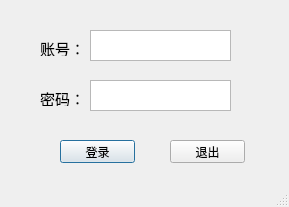
Above: login.ui from wtsupertall/DL-GUI before the change. Below: the same form after it.
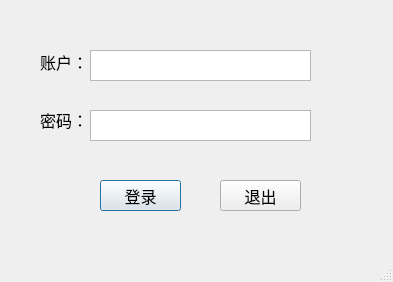
That is the form after the change.

The edit to the form file:
```diff
--- a/login.ui
+++ b/login.ui
@@ -6,8 +6,8 @@
    <rect>
     <x>0</x>
     <y>0</y>
-    <width>289</width>
-    <height>207</height>
+    <width>393</width>
+    <height>282</height>
    </rect>
   </property>
   <property name="windowTitle">
@@ -22,12 +22,18 @@
   <widget class="QPushButton" name="pushButton">
    <property name="geometry">
     <rect>
-     <x>60</x>
-     <y>140</y>
-     <width>75</width>
-     <height>23</height>
+     <x>100</x>
+     <y>180</y>
+     <width>81</width>
+     <height>31</height>
     </rect>
    </property>
+   <property name="font">
+    <font>
+     <family>Times New Roman</family>
+     <pointsize>12</pointsize>
+    </font>
+   </property>
    <property name="text">
     <string>登录</string>
    </property>
@@ -35,74 +41,80 @@
   <widget class="QPushButton" name="pushButton_2">
    <property name="geometry">
     <rect>
-     <x>170</x>
-     <y>140</y>
-     <width>75</width>
-     <height>23</height>
+     <x>220</x>
+     <y>180</y>
+     <width>81</width>
+     <height>31</height>
     </rect>
    </property>
+   <property name="font">
+    <font>
+     <family>Times New Roman</family>
+     <pointsize>12</pointsize>
+    </font>
+   </property>
    <property name="text">
     <string>退出</string>
    </property>
   </widget>
+  <widget class="QTextBrowser" name="textBrowser">
+   <property name="geometry">
+    <rect>
+     <x>90</x>
+     <y>110</y>
+     <width>221</width>
+     <height>31</height>
+    </rect>
+   </property>
+  </widget>
+  <widget class="QTextBrowser" name="textBrowser_2">
+   <property name="geometry">
+    <rect>
+     <x>90</x>
+     <y>50</y>
+     <width>221</width>
+     <height>31</height>
+    </rect>
+   </property>
+  </widget>
   <widget class="QLabel" name="label">
    <property name="geometry">
     <rect>
      <x>40</x>
-     <y>40</y>
-     <width>41</width>
-     <height>16</height>
+     <y>52</y>
+     <width>51</width>
+     <height>20</height>
     </rect>
    </property>
    <property name="font">
     <font>
-     <family>Arial</family>
-     <pointsize>11</pointsize>
+     <family>Times New Roman</family>
+     <pointsize>12</pointsize>
     </font>
    </property>
    <property name="text">
-    <string>账号：</string>
+    <string>账户：</string>
    </property>
   </widget>
   <widget class="QLabel" name="label_2">
    <property name="geometry">
     <rect>
      <x>40</x>
-     <y>90</y>
-     <width>41</width>
-     <height>16</height>
+     <y>110</y>
+     <width>51</width>
+     <height>20</height>
     </rect>
    </property>
    <property name="font">
     <font>
-     <family>Arial</family>
-     <pointsize>11</pointsize>
+     <family>Times New Roman</family>
+     <pointsize>12</pointsize>
     </font>
    </property>
    <property name="text">
     <string>密码：</string>
    </property>
   </widget>
-  <widget class="QTextEdit" name="textEdit">
-   <property name="geometry">
-    <rect>
-     <x>90</x>
-     <y>30</y>
-     <width>141</width>
-     <height>31</height>
-    </rect>
-   </property>
-  </widget>
-  <widget class="QTextEdit" name="textEdit_2">
-   <property name="geometry">
-    <rect>
-     <x>90</x>
-     <y>80</y>
-     <width>141</width>
-     <height>31</height>
-    </rect>
-   </property>
-  </widget>
  </widget>
  <resources/>
  <connections>
```
Left out of the diff: 22 changed lines with no effect on the pictures.
